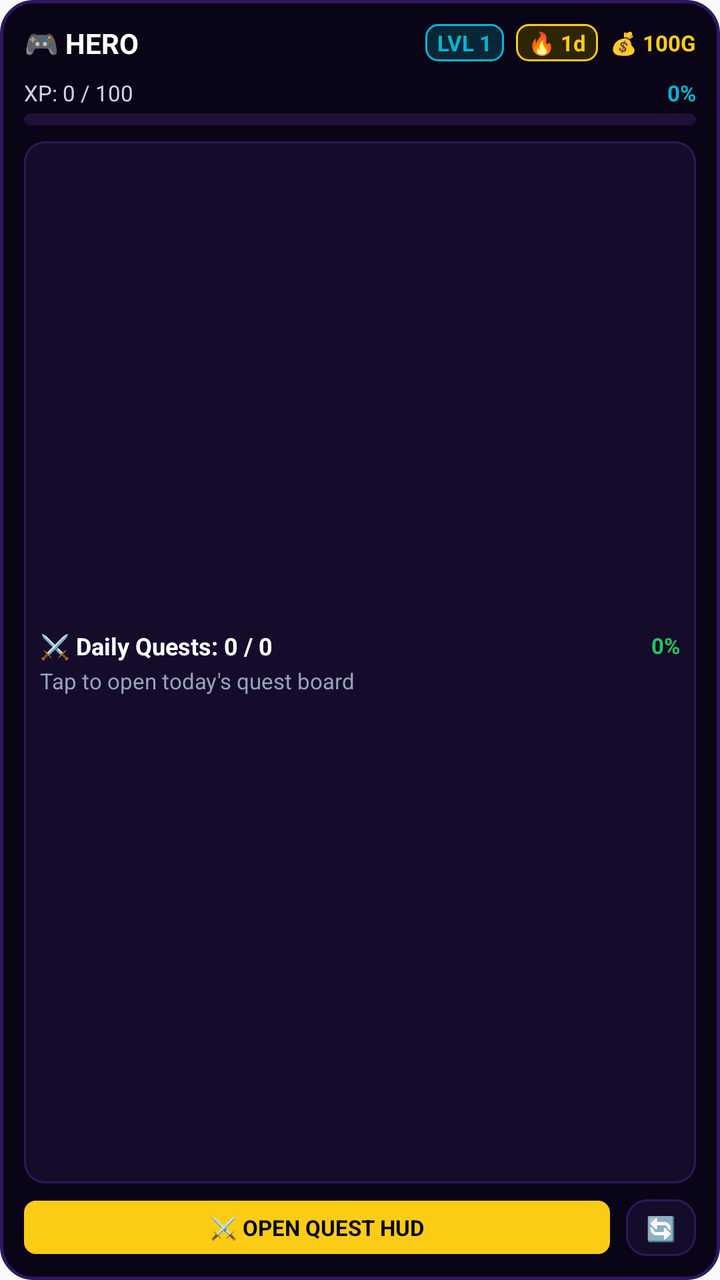
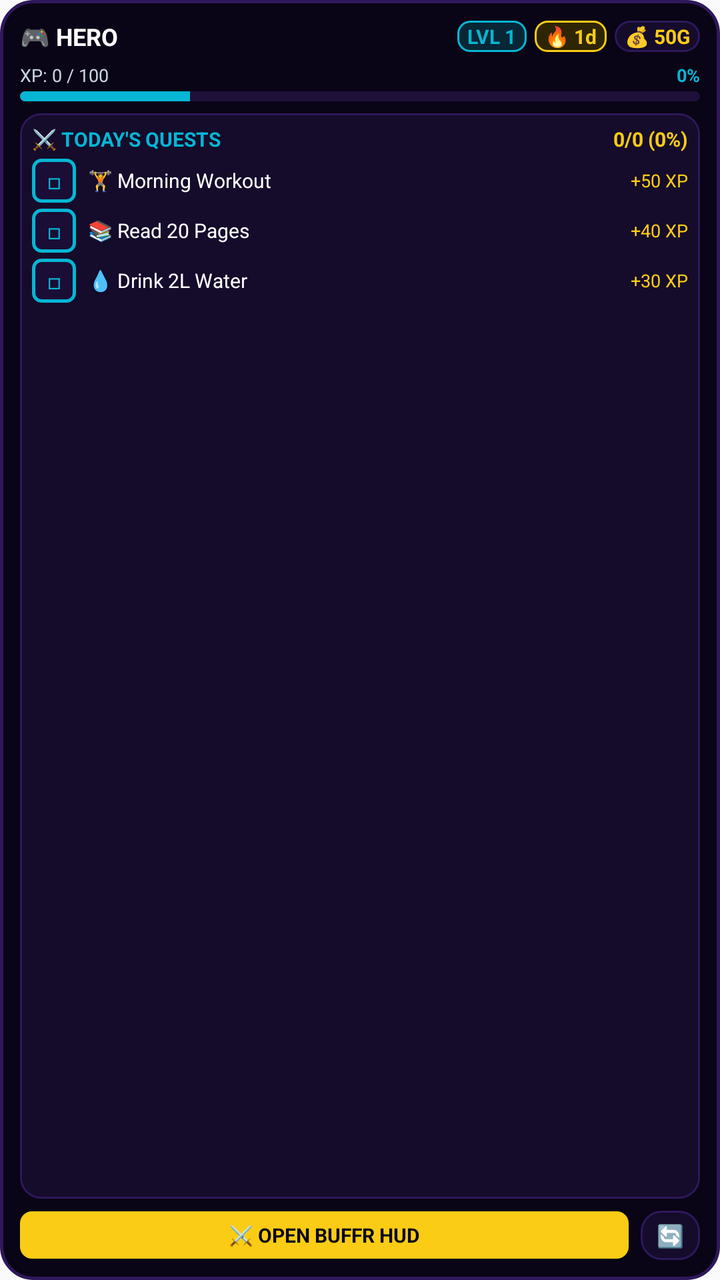

Before-and-after screenshots of an Android layout around one commit, followed by the original layout XML and the change that was made.
<!-- AndroidManifest.xml: application theme AppTheme -->
<!-- res/layout/buffr_daily_hud_widget.xml -->
<?xml version="1.0" encoding="utf-8"?>
<LinearLayout xmlns:android="http://schemas.android.com/apk/res/android"
    android:id="@+id/widget_root"
    android:layout_width="match_parent"
    android:layout_height="match_parent"
    android:background="@drawable/widget_hud_bg"
    android:orientation="vertical"
    android:padding="12dp">

    
    <LinearLayout
        android:layout_width="match_parent"
        android:layout_height="wrap_content"
        android:gravity="center_vertical"
        android:orientation="horizontal">

        
        <TextView
            android:id="@+id/tv_hero_name"
            android:layout_width="0dp"
            android:layout_height="wrap_content"
            android:layout_weight="1"
            android:ellipsize="end"
            android:maxLines="1"
            android:text="🎮 HERO"
            android:textColor="@color/widget_text_primary"
            android:textSize="14sp"
            android:textStyle="bold" />

        
        <TextView
            android:id="@+id/tv_level_badge"
            android:layout_width="wrap_content"
            android:layout_height="wrap_content"
            android:layout_marginEnd="6dp"
            android:background="@drawable/widget_badge_cyan"
            android:paddingHorizontal="6dp"
            android:paddingVertical="2dp"
            android:text="LVL 1"
            android:textColor="@color/widget_cyan"
            android:textSize="11sp"
            android:textStyle="bold" />

        
        <TextView
            android:id="@+id/tv_streak_badge"
            android:layout_width="wrap_content"
            android:layout_height="wrap_content"
            android:layout_marginEnd="6dp"
            android:background="@drawable/widget_badge_gold"
            android:paddingHorizontal="6dp"
            android:paddingVertical="2dp"
            android:text="🔥 1d"
            android:textColor="@color/widget_gold"
            android:textSize="11sp"
            android:textStyle="bold" />

        
        <TextView
            android:id="@+id/tv_gold_badge"
            android:layout_width="wrap_content"
            android:layout_height="wrap_content"
            android:text="💰 100G"
            android:textColor="@color/widget_gold"
            android:textSize="11sp"
            android:textStyle="bold" />
    </LinearLayout>

    
    <LinearLayout
        android:layout_width="match_parent"
        android:layout_height="wrap_content"
        android:layout_marginTop="8dp"
        android:gravity="center_vertical"
        android:orientation="horizontal">

        <TextView
            android:id="@+id/tv_xp_label"
            android:layout_width="0dp"
            android:layout_height="wrap_content"
            android:layout_weight="1"
            android:text="XP: 0 / 100"
            android:textColor="@color/widget_text_secondary"
            android:textSize="11sp" />

        <TextView
            android:id="@+id/tv_xp_percent"
            android:layout_width="wrap_content"
            android:layout_height="wrap_content"
            android:text="0%"
            android:textColor="@color/widget_cyan"
            android:textSize="11sp"
            android:textStyle="bold" />
    </LinearLayout>

    
    <ProgressBar
        android:id="@+id/pb_xp_progress"
        style="?android:attr/progressBarStyleHorizontal"
        android:layout_width="match_parent"
        android:layout_height="6dp"
        android:layout_marginTop="3dp"
        android:max="100"
        android:progress="0"
        android:progressDrawable="@drawable/widget_progress_bar" />

    
    <LinearLayout
        android:layout_width="match_parent"
        android:layout_height="0dp"
        android:layout_marginTop="8dp"
        android:layout_weight="1"
        android:background="@drawable/widget_card_inner"
        android:gravity="center_vertical"
        android:orientation="vertical"
        android:padding="8dp">

        <LinearLayout
            android:layout_width="match_parent"
            android:layout_height="wrap_content"
            android:gravity="center_vertical"
            android:orientation="horizontal">

            <TextView
                android:id="@+id/tv_quest_status"
                android:layout_width="0dp"
                android:layout_height="wrap_content"
                android:layout_weight="1"
                android:text="⚔️ Daily Quests: 0 / 0"
                android:textColor="@color/widget_text_primary"
                android:textSize="12sp"
                android:textStyle="bold" />

            <TextView
                android:id="@+id/tv_quest_percent"
                android:layout_width="wrap_content"
                android:layout_height="wrap_content"
                android:text="0%"
                android:textColor="@color/widget_emerald"
                android:textSize="11sp"
                android:textStyle="bold" />
        </LinearLayout>

        <TextView
            android:id="@+id/tv_next_quest"
            android:layout_width="match_parent"
            android:layout_height="wrap_content"
            android:layout_marginTop="2dp"
            android:ellipsize="end"
            android:maxLines="1"
            android:text="Tap to open today's quest board"
            android:textColor="@color/widget_text_muted"
            android:textSize="11sp" />
    </LinearLayout>

    
    <LinearLayout
        android:layout_width="match_parent"
        android:layout_height="wrap_content"
        android:layout_marginTop="8dp"
        android:gravity="center_vertical"
        android:orientation="horizontal">

        <TextView
            android:id="@+id/btn_open_quests"
            android:layout_width="0dp"
            android:layout_height="wrap_content"
            android:layout_weight="1"
            android:background="@drawable/widget_btn_action"
            android:gravity="center"
            android:paddingVertical="6dp"
            android:text="⚔️ OPEN QUEST HUD"
            android:textColor="@color/widget_bg"
            android:textSize="11sp"
            android:textStyle="bold" />

        <TextView
            android:id="@+id/btn_refresh"
            android:layout_width="wrap_content"
            android:layout_height="wrap_content"
            android:layout_marginStart="8dp"
            android:background="@drawable/widget_card_inner"
            android:gravity="center"
            android:paddingHorizontal="10dp"
            android:paddingVertical="6dp"
            android:text="🔄"
            android:textColor="@color/widget_text_secondary"
            android:textSize="12sp" />
    </LinearLayout>
</LinearLayout>
<!-- resources referenced by this layout -->
<resources>
  <color name="widget_bg">#090416</color>
  <color name="widget_cyan">#06B6D4</color>
  <color name="widget_emerald">#22C55E</color>
  <color name="widget_gold">#FACC15</color>
  <color name="widget_text_muted">#94A3B8</color>
  <color name="widget_text_primary">#FFFFFF</color>
  <color name="widget_text_secondary">#CBD5E1</color>
  <!-- drawable widget_badge_cyan (drawable) -->
  <?xml version="1.0" encoding="utf-8"?>
  <shape xmlns:android="http://schemas.android.com/apk/res/android"
      android:shape="rectangle">
      <solid android:color="@color/widget_cyan_bg" />
      <stroke
          android:width="1dp"
          android:color="@color/widget_cyan" />
      <corners android:radius="6dp" />
  </shape>
  <!-- drawable widget_badge_gold (drawable) -->
  <?xml version="1.0" encoding="utf-8"?>
  <shape xmlns:android="http://schemas.android.com/apk/res/android"
      android:shape="rectangle">
      <solid android:color="@color/widget_gold_bg" />
      <stroke
          android:width="1dp"
          android:color="@color/widget_gold" />
      <corners android:radius="6dp" />
  </shape>
  <!-- drawable widget_btn_action (drawable) -->
  <?xml version="1.0" encoding="utf-8"?>
  <shape xmlns:android="http://schemas.android.com/apk/res/android"
      android:shape="rectangle">
      <solid android:color="@color/widget_gold" />
      <corners android:radius="6dp" />
  </shape>
  <!-- drawable widget_card_inner (drawable) -->
  <?xml version="1.0" encoding="utf-8"?>
  <shape xmlns:android="http://schemas.android.com/apk/res/android"
      android:shape="rectangle">
      <solid android:color="@color/widget_panel_bg" />
      <stroke
          android:width="1dp"
          android:color="@color/widget_border" />
      <corners android:radius="10dp" />
  </shape>
  <!-- drawable widget_hud_bg (drawable) -->
  <?xml version="1.0" encoding="utf-8"?>
  <shape xmlns:android="http://schemas.android.com/apk/res/android"
      android:shape="rectangle">
      <solid android:color="@color/widget_bg" />
      <stroke
          android:width="1.5dp"
          android:color="@color/widget_border" />
      <corners android:radius="16dp" />
  </shape>
  <!-- drawable widget_progress_bar (drawable) -->
  <?xml version="1.0" encoding="utf-8"?>
  <layer-list xmlns:android="http://schemas.android.com/apk/res/android">
      
      <item android:id="@android:id/background">
          <shape android:shape="rectangle">
              <corners android:radius="4dp" />
              <solid android:color="@color/widget_progress_track" />
          </shape>
      </item>
  
      
      <item android:id="@android:id/progress">
          <clip>
              <shape android:shape="rectangle">
                  <corners android:radius="4dp" />
                  <solid android:color="@color/widget_cyan" />
              </shape>
          </clip>
      </item>
  </layer-list>
  <style name="AppTheme" parent="Theme.AppCompat.Light.DarkActionBar">
          
          <item name="colorPrimary">@color/colorPrimary</item>
          <item name="colorPrimaryDark">@color/colorPrimaryDark</item>
          <item name="colorAccent">@color/colorAccent</item>
      </style>
  <color name="widget_cyan_bg">#082635</color>
  <color name="widget_gold_bg">#2E2505</color>
  <color name="widget_panel_bg">#150B2B</color>
  <color name="widget_border">#2E185B</color>
  <color name="widget_progress_track">#1E1038</color>
  <color name="colorPrimary">#7C3AED</color>
  <color name="colorPrimaryDark">#4C1D95</color>
  <color name="colorAccent">#FACC15</color>
</resources>

<!-- the commit's change to res/layout/buffr_daily_hud_widget.xml (unified diff, before → after) -->
@@ -5,7 +5,7 @@
     android:layout_height="match_parent"
     android:background="@drawable/widget_hud_bg"
     android:orientation="vertical"
-    android:padding="12dp">
+    android:padding="10dp">
 
     
     <LinearLayout
@@ -24,7 +24,7 @@
             android:maxLines="1"
             android:text="🎮 HERO"
             android:textColor="@color/widget_text_primary"
-            android:textSize="14sp"
+            android:textSize="12sp"
             android:textStyle="bold" />
 
         
@@ -32,13 +32,13 @@
             android:id="@+id/tv_level_badge"
             android:layout_width="wrap_content"
             android:layout_height="wrap_content"
-            android:layout_marginEnd="6dp"
+            android:layout_marginStart="4dp"
             android:background="@drawable/widget_badge_cyan"
-            android:paddingHorizontal="6dp"
-            android:paddingVertical="2dp"
+            android:paddingHorizontal="5dp"
+            android:paddingVertical="1dp"
             android:text="LVL 1"
             android:textColor="@color/widget_cyan"
-            android:textSize="11sp"
+            android:textSize="10sp"
             android:textStyle="bold" />
 
         
@@ -46,13 +46,13 @@
             android:id="@+id/tv_streak_badge"
             android:layout_width="wrap_content"
             android:layout_height="wrap_content"
-            android:layout_marginEnd="6dp"
+            android:layout_marginStart="4dp"
             android:background="@drawable/widget_badge_gold"
-            android:paddingHorizontal="6dp"
-            android:paddingVertical="2dp"
+            android:paddingHorizontal="5dp"
+            android:paddingVertical="1dp"
             android:text="🔥 1d"
             android:textColor="@color/widget_gold"
-            android:textSize="11sp"
+            android:textSize="10sp"
             android:textStyle="bold" />
 
         
@@ -60,9 +60,13 @@
             android:id="@+id/tv_gold_badge"
             android:layout_width="wrap_content"
             android:layout_height="wrap_content"
-            android:text="💰 100G"
+            android:layout_marginStart="4dp"
+            android:background="@drawable/widget_card_inner"
+            android:paddingHorizontal="5dp"
+            android:paddingVertical="1dp"
+            android:text="💰 50G"
             android:textColor="@color/widget_gold"
-            android:textSize="11sp"
+            android:textSize="10sp"
             android:textStyle="bold" />
     </LinearLayout>
 
@@ -70,51 +74,55 @@
     <LinearLayout
         android:layout_width="match_parent"
         android:layout_height="wrap_content"
-        android:layout_marginTop="8dp"
-        android:gravity="center_vertical"
-        android:orientation="horizontal">
-
-        <TextView
-            android:id="@+id/tv_xp_label"
-            android:layout_width="0dp"
-            android:layout_height="wrap_content"
-            android:layout_weight="1"
-            android:text="XP: 0 / 100"
-            android:textColor="@color/widget_text_secondary"
-            android:textSize="11sp" />
-
-        <TextView
-            android:id="@+id/tv_xp_percent"
-            android:layout_width="wrap_content"
-            android:layout_height="wrap_content"
-            android:text="0%"
-            android:textColor="@color/widget_cyan"
-            android:textSize="11sp"
-            android:textStyle="bold" />
+        android:layout_marginTop="5dp"
+        android:orientation="vertical">
+
+        <LinearLayout
+            android:layout_width="match_parent"
+            android:layout_height="wrap_content"
+            android:orientation="horizontal">
+
+            <TextView
+                android:id="@+id/tv_xp_label"
+                android:layout_width="0dp"
+                android:layout_height="wrap_content"
+                android:layout_weight="1"
+                android:text="XP: 0 / 100"
+                android:textColor="@color/widget_text_secondary"
+                android:textSize="9sp" />
+
+            <TextView
+                android:id="@+id/tv_xp_percent"
+                android:layout_width="wrap_content"
+                android:layout_height="wrap_content"
+                android:text="0%"
+                android:textColor="@color/widget_cyan"
+                android:textSize="9sp"
+                android:textStyle="bold" />
+        </LinearLayout>
+
+        <ProgressBar
+            android:id="@+id/pb_xp_progress"
+            style="?android:attr/progressBarStyleHorizontal"
+            android:layout_width="match_parent"
+            android:layout_height="5dp"
+            android:layout_marginTop="2dp"
+            android:max="100"
+            android:progress="25"
+            android:progressDrawable="@drawable/widget_progress_bar" />
     </LinearLayout>
-
-    
-    <ProgressBar
-        android:id="@+id/pb_xp_progress"
-        style="?android:attr/progressBarStyleHorizontal"
-        android:layout_width="match_parent"
-        android:layout_height="6dp"
-        android:layout_marginTop="3dp"
-        android:max="100"
-        android:progress="0"
-        android:progressDrawable="@drawable/widget_progress_bar" />
 
     
     <LinearLayout
         android:layout_width="match_parent"
         android:layout_height="0dp"
-        android:layout_marginTop="8dp"
+        android:layout_marginTop="6dp"
         android:layout_weight="1"
         android:background="@drawable/widget_card_inner"
-        android:gravity="center_vertical"
         android:orientation="vertical"
-        android:padding="8dp">
-
+        android:padding="6dp">
+
+        
         <LinearLayout
             android:layout_width="match_parent"
             android:layout_height="wrap_content"
@@ -126,38 +134,166 @@
                 android:layout_width="0dp"
                 android:layout_height="wrap_content"
                 android:layout_weight="1"
-                android:text="⚔️ Daily Quests: 0 / 0"
+                android:text="⚔️ TODAY'S QUESTS"
+                android:textColor="@color/widget_cyan"
+                android:textSize="10sp"
+                android:textStyle="bold" />
+
+            <TextView
+                android:id="@+id/tv_quest_percent"
+                android:layout_width="wrap_content"
+                android:layout_height="wrap_content"
+                android:text="0/0 (0%)"
+                android:textColor="@color/widget_gold"
+                android:textSize="10sp"
+                android:textStyle="bold" />
+        </LinearLayout>
+
+        
+        <LinearLayout
+            android:id="@+id/ll_quest_row_1"
+            android:layout_width="match_parent"
+            android:layout_height="wrap_content"
+            android:layout_marginTop="3dp"
+            android:gravity="center_vertical"
+            android:orientation="horizontal">
+
+            <TextView
+                android:id="@+id/btn_check_1"
+                android:layout_width="22dp"
+                android:layout_height="22dp"
+                android:background="@drawable/widget_checkbox_bg"
+                android:gravity="center"
+                android:text="◻"
+                android:textColor="@color/widget_cyan"
+                android:textSize="11sp"
+                android:textStyle="bold" />
+
+            <TextView
+                android:id="@+id/tv_quest_title_1"
+                android:layout_width="0dp"
+                android:layout_height="wrap_content"
+                android:layout_marginStart="6dp"
+                android:layout_weight="1"
+                android:ellipsize="end"
+                android:maxLines="1"
+                android:text="🏋️ Morning Workout"
                 android:textColor="@color/widget_text_primary"
-                android:textSize="12sp"
-                android:textStyle="bold" />
-
-            <TextView
-                android:id="@+id/tv_quest_percent"
-                android:layout_width="wrap_content"
-                android:layout_height="wrap_content"
-                android:text="0%"
-                android:textColor="@color/widget_emerald"
+                android:textSize="10sp" />
+
+            <TextView
+                android:id="@+id/tv_quest_xp_1"
+                android:layout_width="wrap_content"
+                android:layout_height="wrap_content"
+                android:layout_marginStart="4dp"
+                android:text="+50 XP"
+                android:textColor="@color/widget_gold"
+                android:textSize="9sp" />
+        </LinearLayout>
+
+        
+        <LinearLayout
+            android:id="@+id/ll_quest_row_2"
+            android:layout_width="match_parent"
+            android:layout_height="wrap_content"
+            android:layout_marginTop="3dp"
+            android:gravity="center_vertical"
+            android:orientation="horizontal">
+
+            <TextView
+                android:id="@+id/btn_check_2"
+                android:layout_width="22dp"
+                android:layout_height="22dp"
+                android:background="@drawable/widget_checkbox_bg"
+                android:gravity="center"
+                android:text="◻"
+                android:textColor="@color/widget_cyan"
                 android:textSize="11sp"
                 android:textStyle="bold" />
-        </LinearLayout>
-
-        <TextView
-            android:id="@+id/tv_next_quest"
-            android:layout_width="match_parent"
-            android:layout_height="wrap_content"
-            android:layout_marginTop="2dp"
-            android:ellipsize="end"
-            android:maxLines="1"
-            android:text="Tap to open today's quest board"
-            android:textColor="@color/widget_text_muted"
-            android:textSize="11sp" />
+
+            <TextView
+                android:id="@+id/tv_quest_title_2"
+                android:layout_width="0dp"
+                android:layout_height="wrap_content"
+                android:layout_marginStart="6dp"
+                android:layout_weight="1"
+                android:ellipsize="end"
+                android:maxLines="1"
+                android:text="📚 Read 20 Pages"
+                android:textColor="@color/widget_text_primary"
+                android:textSize="10sp" />
+
+            <TextView
+                android:id="@+id/tv_quest_xp_2"
+                android:layout_width="wrap_content"
+                android:layout_height="wrap_content"
+                android:layout_marginStart="4dp"
+                android:text="+40 XP"
+                android:textColor="@color/widget_gold"
+                android:textSize="9sp" />
+        </LinearLayout>
+
+        
+        <LinearLayout
+            android:id="@+id/ll_quest_row_3"
+            android:layout_width="match_parent"
+            android:layout_height="wrap_content"
+            android:layout_marginTop="3dp"
+            android:gravity="center_vertical"
+            android:orientation="horizontal">
+
+            <TextView
+                android:id="@+id/btn_check_3"
+                android:layout_width="22dp"
+                android:layout_height="22dp"
+                android:background="@drawable/widget_checkbox_bg"
+                android:gravity="center"
+                android:text="◻"
+                android:textColor="@color/widget_cyan"
+                android:textSize="11sp"
+                android:textStyle="bold" />
+
+            <TextView
+                android:id="@+id/tv_quest_title_3"
+                android:layout_width="0dp"
+                android:layout_height="wrap_content"
+                android:layout_marginStart="6dp"
+                android:layout_weight="1"
+                android:ellipsize="end"
+                android:maxLines="1"
+                android:text="💧 Drink 2L Water"
+                android:textColor="@color/widget_text_primary"
+                android:textSize="10sp" />
+
+            <TextView
+                android:id="@+id/tv_quest_xp_3"
+                android:layout_width="wrap_content"
+                android:layout_height="wrap_content"
+                android:layout_marginStart="4dp"
+                android:text="+30 XP"
+                android:textColor="@color/widget_gold"
+                android:textSize="9sp" />
+        </LinearLayout>
+
+        
+        <TextView
+            android:id="@+id/tv_all_done_label"
+            android:layout_width="match_parent"
+            android:layout_height="wrap_content"
+            android:layout_marginTop="4dp"
+            android:gravity="center"
+            android:text="🎉 All Daily Quests Conquered!"
+            android:textColor="@color/widget_gold"
+            android:textSize="10sp"
+            android:textStyle="bold"
+            android:visibility="gone" />
     </LinearLayout>
 
     
     <LinearLayout
         android:layout_width="match_parent"
         android:layout_height="wrap_content"
-        android:layout_marginTop="8dp"
+        android:layout_marginTop="6dp"
         android:gravity="center_vertical"
         android:orientation="horizontal">
 
@@ -168,23 +304,23 @@
             android:layout_weight="1"
             android:background="@drawable/widget_btn_action"
             android:gravity="center"
-            android:paddingVertical="6dp"
-            android:text="⚔️ OPEN QUEST HUD"
+            android:paddingVertical="5dp"
+            android:text="⚔️ OPEN BUFFR HUD"
             android:textColor="@color/widget_bg"
-            android:textSize="11sp"
+            android:textSize="10sp"
             android:textStyle="bold" />
 
         <TextView
             android:id="@+id/btn_refresh"
             android:layout_width="wrap_content"
             android:layout_height="wrap_content"
-            android:layout_marginStart="8dp"
+            android:layout_marginStart="6dp"
             android:background="@drawable/widget_card_inner"
             android:gravity="center"
-            android:paddingHorizontal="10dp"
-            android:paddingVertical="6dp"
+            android:paddingHorizontal="8dp"
+            android:paddingVertical="5dp"
             android:text="🔄"
             android:textColor="@color/widget_text_secondary"
-            android:textSize="12sp" />
+            android:textSize="11sp" />
     </LinearLayout>
 </LinearLayout>
<!-- resource entries referenced after the edit -->
@@ -2,9 +2,7 @@
 <resources>
   <color name="widget_bg">#090416</color>
   <color name="widget_cyan">#06B6D4</color>
-  <color name="widget_emerald">#22C55E</color>
   <color name="widget_gold">#FACC15</color>
-  <color name="widget_text_muted">#94A3B8</color>
   <color name="widget_text_primary">#FFFFFF</color>
   <color name="widget_text_secondary">#CBD5E1</color>
   <!-- drawable widget_badge_cyan (drawable) -->
@@ -43,6 +41,16 @@
           android:width="1dp"
           android:color="@color/widget_border" />
       <corners android:radius="10dp" />
+  </shape>
+  <!-- drawable widget_checkbox_bg (drawable) -->
+  <?xml version="1.0" encoding="utf-8"?>
+  <shape xmlns:android="http://schemas.android.com/apk/res/android"
+      android:shape="rectangle">
+      <solid android:color="#1A0D36" />
+      <stroke
+          android:width="1.5dp"
+          android:color="#06B6D4" />
+      <corners android:radius="4dp" />
   </shape>
   <!-- drawable widget_hud_bg (drawable) -->
   <?xml version="1.0" encoding="utf-8"?>
